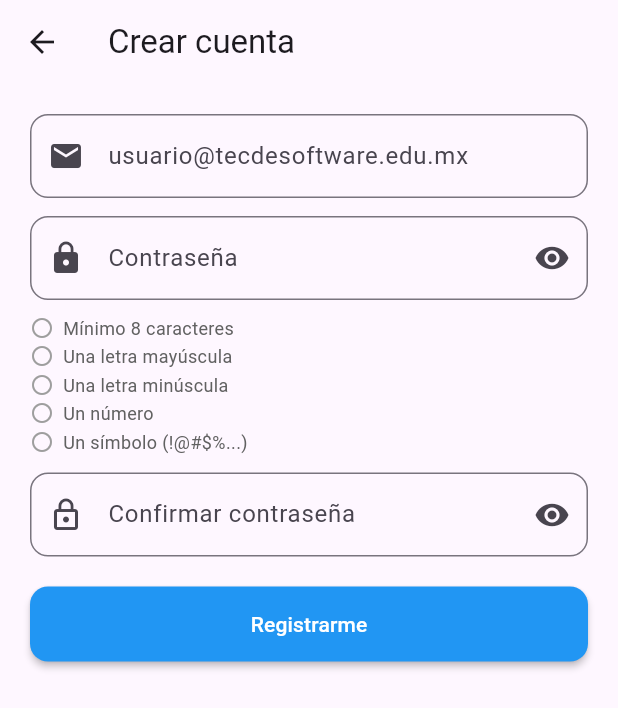
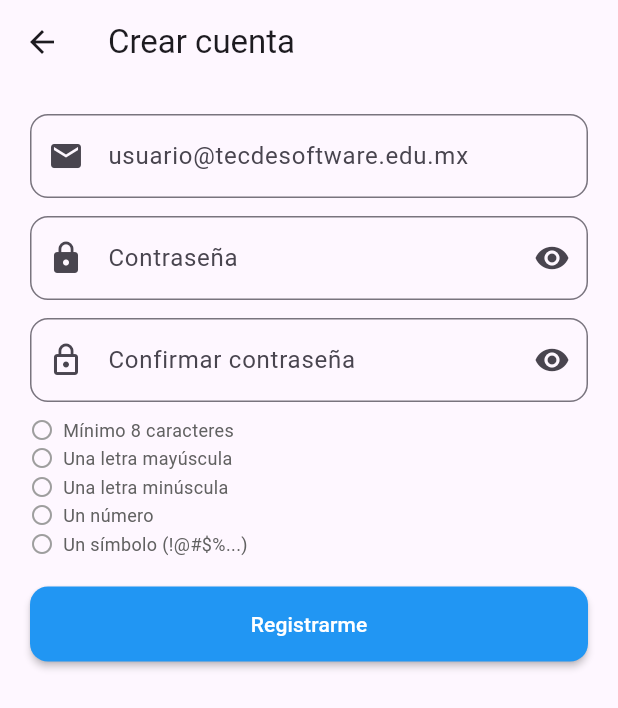
Before and after one commit to JesusUc18/login_rive_animation_26_3_tsw, a Flutter app: the SignUpScreen screen opened directly, on a phone screen of 412 x 824 dp. Shown: the top 708 px of the screen. Run offline on Flutter 3.47's test engine with Material 3 defaults, Android fonts, the phone set to English and light mode, and no system bars; our stand-ins replace firebase_auth, firebase_core, rive; accounts and stored records are empty; generated files the repository leaves out were written again.

Commit message:
fix(signup): move password rules below confirm field

```diff
--- a/lib/screens/signup_screen.dart
+++ b/lib/screens/signup_screen.dart
@@ -194,12 +194,6 @@ class _SignUpScreenState extends State<SignUpScreen> {
                   ),
                 ),
               ),
-              const SizedBox(height: 8),
-              _rule('Mínimo 8 caracteres', _hasMinLength(pass)),
-              _rule('Una letra mayúscula', _hasUpper(pass)),
-              _rule('Una letra minúscula', _hasLower(pass)),
-              _rule('Un número', _hasNumber(pass)),
-              _rule('Un símbolo (!@#\$%...)', _hasSymbol(pass)),
               const SizedBox(height: 12),
               TextField(
                 controller: _confirmCtrl,
@@ -220,6 +214,12 @@ class _SignUpScreenState extends State<SignUpScreen> {
                   ),
                 ),
               ),
+              const SizedBox(height: 8),
+              _rule('Mínimo 8 caracteres', _hasMinLength(pass)),
+              _rule('Una letra mayúscula', _hasUpper(pass)),
+              _rule('Una letra minúscula', _hasLower(pass)),
+              _rule('Un número', _hasNumber(pass)),
+              _rule('Un símbolo (!@#\$%...)', _hasSymbol(pass)),
               const SizedBox(height: 20),
               SizedBox(
                 width: double.infinity,
```
